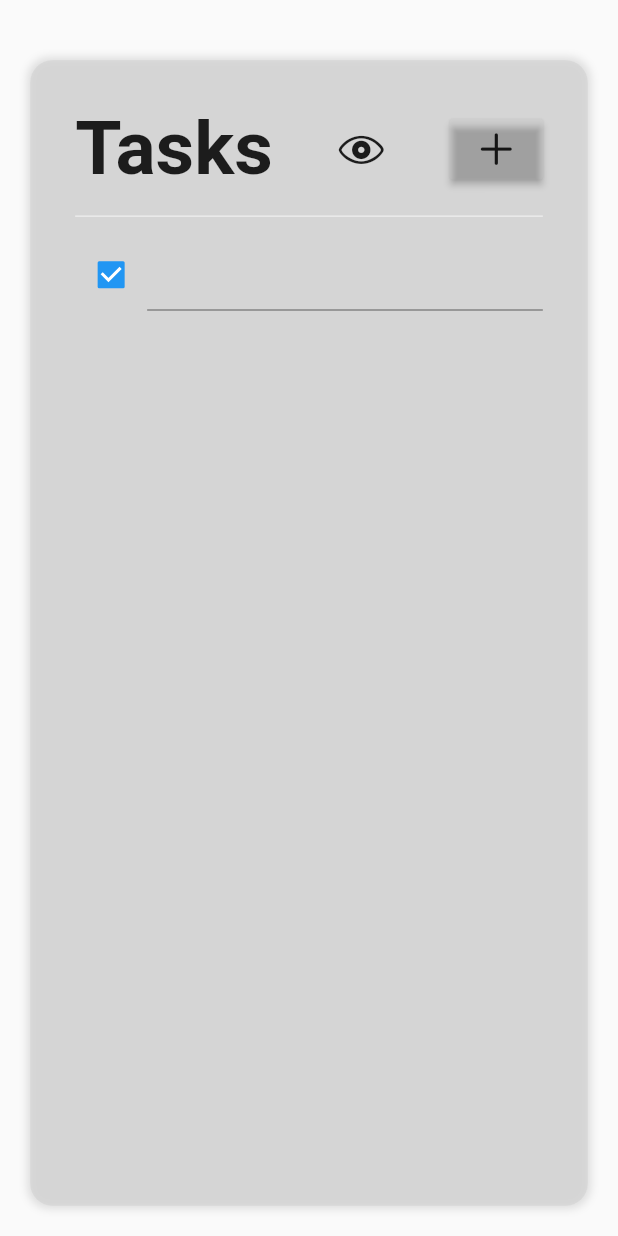
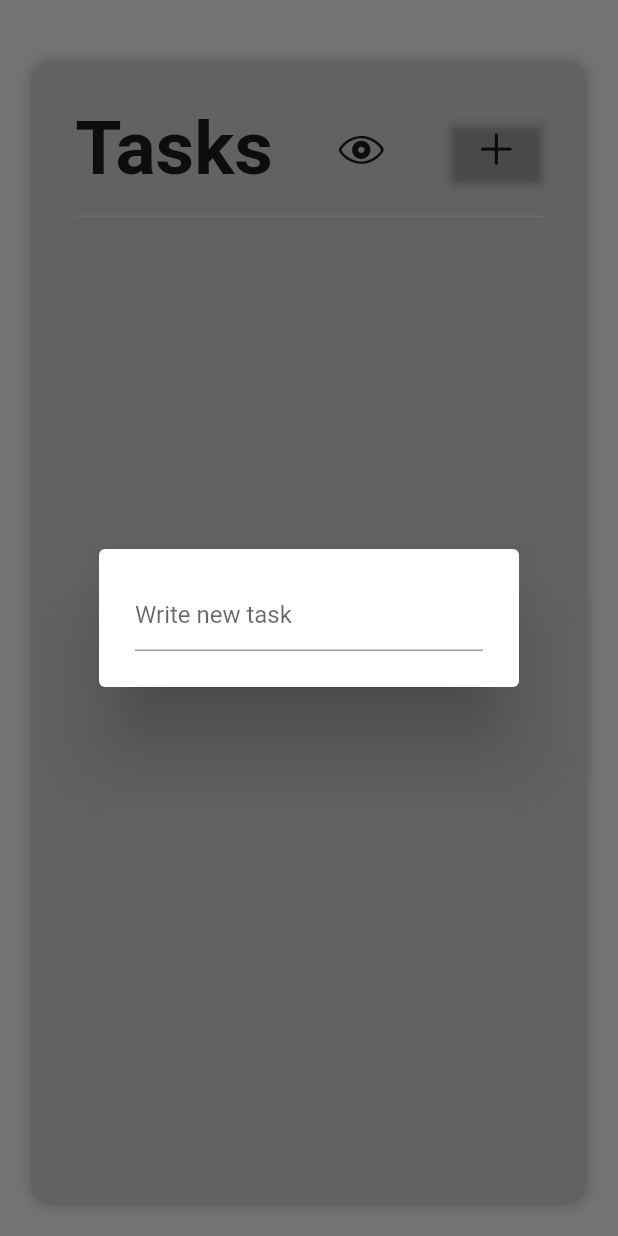
Before and after one commit to AkmalYu/TODO-list, a Flutter app: the screen it shows after launch, after a tap on an icon or button, on a phone screen of 412 x 824 dp. Run offline on Flutter 3.47's test engine with Material 2 defaults, Android fonts, the phone set to English and light mode, and no system bars.

Commit message:
Всё готово кроме сохранения данных

```diff
--- a/lib/main.dart
+++ b/lib/main.dart
@@ -1,12 +1,9 @@
 import 'package:flutter/cupertino.dart';
-import 'package:flutter/widgets.dart';
 import 'package:flutter/material.dart';
 
 void main() => runApp(MyApp());
 
 class MyApp extends StatelessWidget {
-
-
   @override
   Widget build(BuildContext context) {
     return MaterialApp(
@@ -24,8 +21,17 @@ class AddTask extends StatefulWidget {
 
 class _AddTask extends State<StatefulWidget> {
   final ValueNotifier<ThemeMode> _notifier = ValueNotifier(ThemeMode.light);
-  List<Widget> _cardList = [];
   late TextEditingController _controller;
+
+  _newTask(String text) {
+    setState(
+      () {
+        tmp = text;
+        _addMapTasks();
+        initState();
+      },
+    );
+  }
 
   @override
   void initState() {
@@ -38,6 +44,11 @@ class _AddTask extends State<StatefulWidget> {
     _controller.dispose();
     super.dispose();
   }
+
+  Map<String, bool?> values = {};
+
+  String tmp = "";
+  var temp = false;
 
   @override
   Widget build(BuildContext context) {
@@ -103,7 +114,19 @@ class _AddTask extends State<StatefulWidget> {
                           minWidth: 15,
                           height: 40,
                           child: MaterialButton(
-                            onPressed: _addCardWidget,
+                            onPressed: () => showDialog<String>(
+                              context: context,
+                              builder: (BuildContext context) => AlertDialog(
+                                content: TextField(
+                                  decoration: InputDecoration(hintText: "Write new task"),
+                                  onSubmitted: _newTask,
+                                  onEditingComplete: () {
+                                    Navigator.pop(context);
+                                    initState();
+                                  },
+                                ),
+                              ),
+                            ),
                             color: Color(0xFFFFFFF),
                             child: Icon(
                               CupertinoIcons.add,
@@ -120,14 +143,23 @@ class _AddTask extends State<StatefulWidget> {
                     ),
                     Container(
                       padding: EdgeInsets.all(0),
-                      child: ListView.builder(
-                          scrollDirection: Axis.vertical,
-                          shrinkWrap: true,
-                          itemCount: _cardList.length,
-                          itemBuilder: (context, index) {
-                            return _cardList[index];
-                          }),
-                    )
+                      child: ListView(
+                        scrollDirection: Axis.vertical,
+                        shrinkWrap: true,
+                        children: values.keys.map((String key) {
+                          return new CheckboxListTile(
+                            controlAffinity: ListTileControlAffinity.leading,
+                            title: new Text(key),
+                            value: values[key],
+                            onChanged: (bool? value) {
+                              setState(() {
+                                values[key] = value;
+                              });
+                            },
+                          );
+                        }).toList(),
+                      ),
+                    ),
                   ],
                 ),
               ),
@@ -138,35 +170,9 @@ class _AddTask extends State<StatefulWidget> {
     );
   }
 
-  void _addCardWidget() {
+  void _addMapTasks() {
     setState(() {
-      _cardList.add(_card());
+      values.addEntries([MapEntry(tmp, temp)]);
     });
   }
-
-  bool _isChecked = true;
-
-  Widget _card() {
-    return Row(
-      mainAxisAlignment: MainAxisAlignment.center,
-      children: [
-        Checkbox(
-          value: _isChecked,
-          onChanged: (bool? value) {
-            setState(() {
-              _isChecked = value!;
-            });
-          },
-        ),
-        Expanded(
-          child: TextField(
-            controller: _controller,
-            onSubmitted: (String value) {
-
-            },
-          ),
-        ),
-      ],
-    );
-  }
 }
--- a/pubspec.yaml
+++ b/pubspec.yaml
@@ -34,6 +34,8 @@ dependencies:
   # The following adds the Cupertino Icons font to your application.
   # Use with the CupertinoIcons class for iOS style icons.
   cupertino_icons: ^1.0.2
+  shared_preferences: ^2.0.15
+  path_provider: ^2.0.11
 
 dev_dependencies:
   flutter_test:
@@ -45,6 +47,7 @@ dev_dependencies:
   # package. See that file for information about deactivating specific lint
   # rules and activating additional ones.
   flutter_lints: ^2.0.0
+
 
 # For information on the generic Dart part of this file, see the
 # following page: https://dart.dev/tools/pub/pubspec
```
Also changed, not shown: pubspec.lock.
